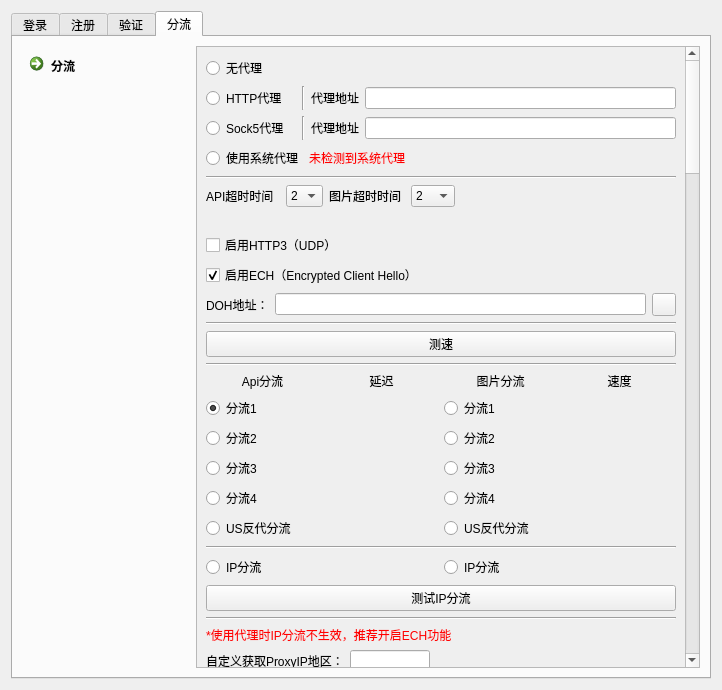
Before: the Qt Designer form ui/ui_login_new.ui in tonquer/JMComic-qt, drawn with Qt 5.
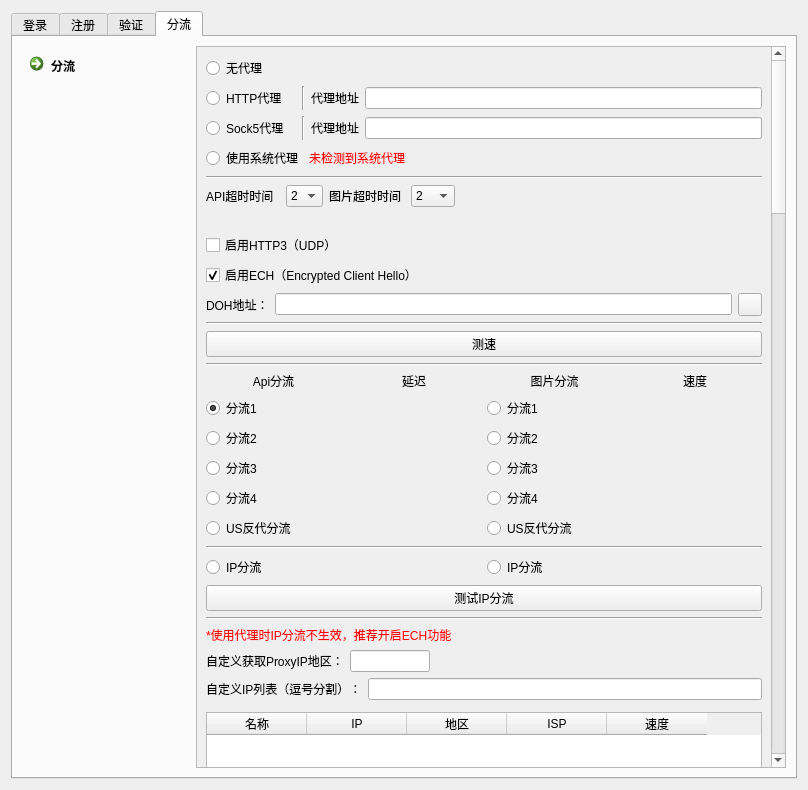
After: the same form once the commit is applied. Custom widgets are drawn as their Qt base class.

What changed in the file:
```diff
--- a/ui/ui_login_new.ui
+++ b/ui/ui_login_new.ui
@@ -6,8 +6,8 @@
    <rect>
     <x>0</x>
     <y>0</y>
-    <width>722</width>
-    <height>690</height>
+    <width>808</width>
+    <height>790</height>
    </rect>
   </property>
   <property name="windowTitle">
@@ -670,9 +670,9 @@
             <property name="geometry">
              <rect>
               <x>0</x>
-              <y>-224</y>
-              <width>479</width>
-              <height>3281</height>
+              <y>0</y>
+              <width>570</width>
+              <height>3283</height>
              </rect>
             </property>
             <layout class="QVBoxLayout" name="verticalLayout_10">
```
Left out of the diff: 162 changed lines with no effect on the pictures.
